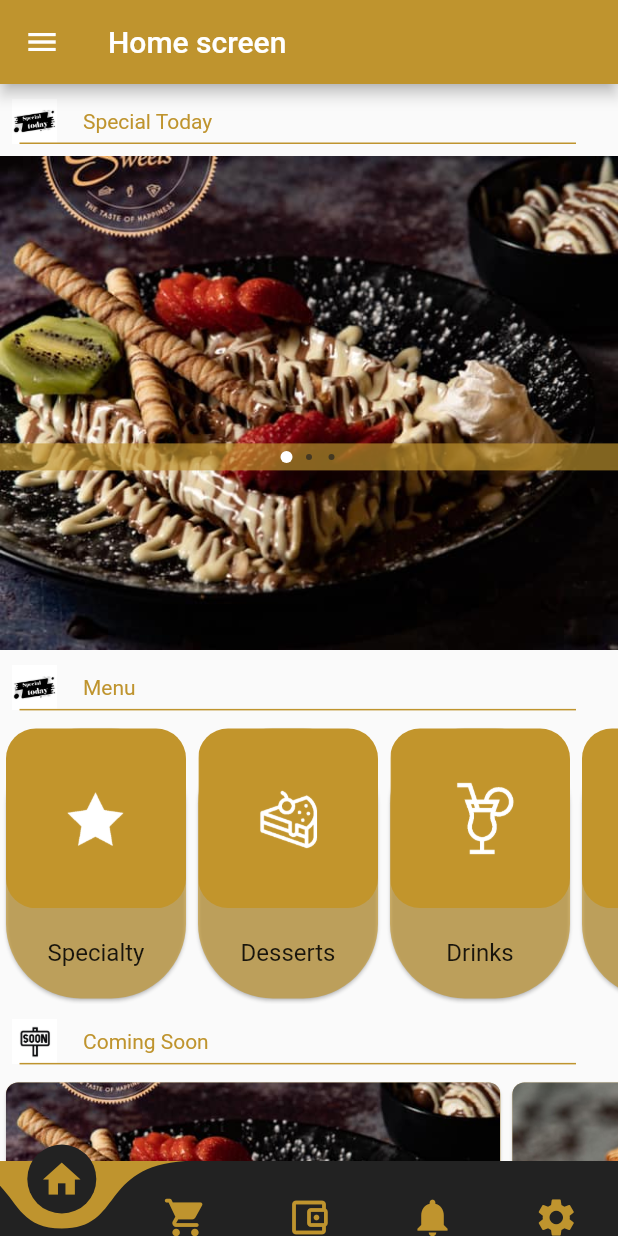
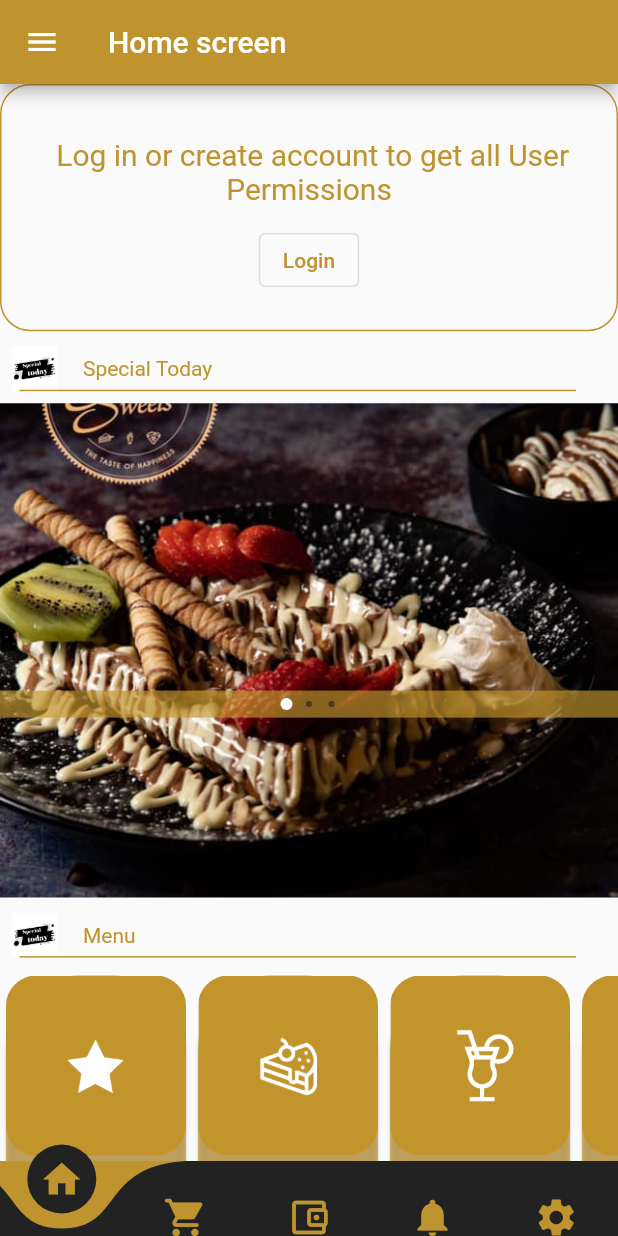
Before and after one commit to ibraheem-musa/Shraim-s-Sweet, a Flutter app: the screen it shows after launch, on a phone screen of 412 x 824 dp. Run offline on Flutter 3.47's test engine with Material 2 defaults, Android fonts, the phone set to English and light mode, and no system bars; drawn by our look-alikes of carousel_pro, curved_navigation_bar; our stand-ins replace carousel_slider, hexcolor, shared_preferences, splashscreen.

Commit message:
ubdate 26/10/2021

```diff
--- a/lib/main.dart
+++ b/lib/main.dart
@@ -1,7 +1,7 @@
-import 'package:first_app_for_test/screen/DrawerScreen/ContactUs.dart';
-import 'package:first_app_for_test/screen/DrawerScreen/Galary.dart';
-import 'package:first_app_for_test/screen/DrawerScreen/PrivacyandPolicy.dart';
-import 'package:first_app_for_test/screen/LoginScreen.dart';
+import 'package:first_app_for_test/provider/MenuCategoryprovider.dart';
+import 'package:first_app_for_test/provider/MenuSubCategoryprovider.dart';
+import 'package:first_app_for_test/screen/MenuCategoryScreen.dart';
+import 'package:first_app_for_test/screen/home_screen.dart';
 import 'package:first_app_for_test/widget/Splash_Screen.dart';
 import 'package:first_app_for_test/provider/drawerprovider.dart';
 import 'package:flutter/material.dart';
@@ -46,7 +46,8 @@ class MyAppState extends State<MyApp> {
   Widget build(BuildContext context) {
     return MultiProvider(providers: [
              ChangeNotifierProvider.value( value: DrawerProvider(),),
-
+             ChangeNotifierProvider.value( value: MenuCategoryProvider(),),
+  ChangeNotifierProvider.value( value: MenuSubCategoryProvider(),),
     ], child:
 
     MaterialApp(
@@ -62,7 +63,6 @@ class MyAppState extends State<MyApp> {
         GlobalMaterialLocalizations.delegate,
 
       ],
-
         localeResolutionCallback: (currentLang , supportLang){
         if(currentLang != null){
           for(Locale local in supportLang){
@@ -79,8 +79,19 @@ class MyAppState extends State<MyApp> {
 
       home:
        Splash(),
+      routes: {
 
+        nameroute.nameRouote_HomeScreen :(ctx)=> HomeScreen(),
+                nameroute.nameRouote_MenuCategoryForsupCategory :(ctx)=> MenuCategoryForsupCategory(),
+
+
+      },
 
       ));
   }
 }
+class nameroute{
+ static const nameRouote_HomeScreen ='/HomeScreen';
+ static const nameRouote_MenuCategoryForsupCategory ='/MenuCategoryForsupCategory';
+
+}
--- /dev/null
+++ b/lib/model/MenuCategory.dart
@@ -0,0 +1,10 @@
+
+class MenuCategory {
+
+String name;
+String image;
+String logoImage;
+int id;
+MenuCategory({this.name,this.id,this.image,this.logoImage});
+
+}
--- /dev/null
+++ b/lib/model/MenuSubCategory.dart
@@ -0,0 +1,10 @@
+class MenuSubCategory {
+int id;
+int idCategory;
+String image;
+String name;
+int price;
+
+MenuSubCategory({this.id,this.idCategory,this.image,this.name,this.price});
+
+}
--- /dev/null
+++ b/lib/provider/MenuCategoryprovider.dart
@@ -0,0 +1,17 @@
+import 'package:first_app_for_test/model/MenuCategory.dart';
+import 'package:flutter/cupertino.dart';
+
+
+
+class MenuCategoryProvider with ChangeNotifier{
+List<MenuCategory> drawerscreentitle=[
+MenuCategory(id: 1,image: 'lib/assets/HomescreenIcon/speciality_icon.png',name: 'Specialty',logoImage: 'lib/assets/HomescreenIcon/icon-01.jpg'),
+MenuCategory(id: 2,image: 'lib/assets/HomescreenIcon/desert_icon.png',name: 'Desserts', logoImage: 'lib/assets/HomescreenIcon/icon-02.jpg'    ),
+MenuCategory(id: 3,image: 'lib/assets/HomescreenIcon/drink_icon.png',name: 'Drinks',  logoImage: 'lib/assets/HomescreenIcon/icon-03.jpg'      ),
+MenuCategory(id: 4,image: 'lib/assets/HomescreenIcon/snacks_icon.png',name: 'Snacks',  logoImage: 'lib/assets/HomescreenIcon/icon-04.jpg'     ),
+MenuCategory(id: 5,image: 'lib/assets/HomescreenIcon/family_plates_icon.png',name: 'family',logoImage: 'lib/assets/HomescreenIcon/icon-05.jpg'),
+
+
+];
+
+}
--- /dev/null
+++ b/lib/provider/MenuSubCategoryprovider.dart
@@ -0,0 +1,16 @@
+import 'package:first_app_for_test/model/MenuSubCategory.dart';
+import 'package:flutter/cupertino.dart';
+
+
+
+class MenuSubCategoryProvider with ChangeNotifier{
+List<MenuSubCategory> drawerscreentitle=[
+
+MenuSubCategory(idCategory:1 , id: 1,image: 'lib/assets/Subcatogry/Crepe & Roll.png',name: 'Crepe & Roll',price:25),
+MenuSubCategory(idCategory:2 , id: 2,image: 'lib/assets/Subcatogry/Ice Cream.png',name: 'ice creem',price:25),
+MenuSubCategory(idCategory:3 , id: 3,image: "lib/assets/Subcatogry/Shraim's Milkshake.png",name: "Shraim's Milkshake",price:25),
+MenuSubCategory(idCategory:4 , id: 4,image: "lib/assets/Subcatogry/Shraim's Milkshake.png",name: "Shraim's Milkshake",price:25),
+MenuSubCategory(idCategory:5, id: 5,image: "lib/assets/Subcatogry/Shraim's Milkshake.png",name:"Shraim's Milkshake",price:25),
+];
+
+}
--- a/lib/screen/BottomNavigationBar/HomeScreenbody.dart
+++ b/lib/screen/BottomNavigationBar/HomeScreenbody.dart
@@ -1,4 +1,5 @@
 import 'package:first_app_for_test/applocal.dart';
+import 'package:first_app_for_test/screen/LoginScreen.dart';
 import 'package:first_app_for_test/widget/Hombodywidget/ComingSoonwidget.dart';
 import 'package:first_app_for_test/widget/Hombodywidget/Galary.dart';
 import 'package:first_app_for_test/widget/Hombodywidget/HappyCustomers.dart';
@@ -6,7 +7,6 @@ import 'package:first_app_for_test/widget/Hombodywidget/Menuwidget.dart';
 import 'package:first_app_for_test/widget/Hombodywidget/PadingTextForHomScreen.dart';
 import 'package:first_app_for_test/widget/Hombodywidget/SpecialtodayWidget.dart';
 import 'package:flutter/material.dart';
-import 'package:carousel_pro/carousel_pro.dart';
 
 class HomeScreenBody extends StatefulWidget {
   const HomeScreenBody({key}) : super(key: key);
@@ -16,12 +16,70 @@ class HomeScreenBody extends StatefulWidget {
 }
 
 class _HomeScreenBodyState extends State<HomeScreenBody> {
+
+  bool islogin = false;
+  bool islogindone ;
+ //islogindone = ModalRoute.of(context).settings.arguments as bool;
+
+
+
   @override
   Widget build(BuildContext context) {
+
     return Container(
       height: double.maxFinite,
       child: ListView(
         children: <Widget>[
+          islogin
+              ? SizedBox(height: 0,)
+              : Container(
+                  decoration: BoxDecoration(
+                    border: Border.all(color: Color(0xffbf942e)),
+                    borderRadius: BorderRadius.all(Radius.circular(20)),
+                  ),
+                  height: MediaQuery.of(context).size.height / 5,
+                  child: Column(
+                    mainAxisAlignment: MainAxisAlignment.center,
+                    children: [
+                      Center(
+                        child: Row(
+                          mainAxisAlignment: MainAxisAlignment.center,
+                          children: [
+                            // Padding(
+                            //   padding: const EdgeInsets.all(12.0),
+                            //   child: Center(child: Icon(Icons.person,size: 40,)),
+                            // ),
+                            Expanded(
+                              child: Wrap(
+                                children: [
+                                  Padding(
+                                    padding: const EdgeInsets.all(12.0),
+                                    child: Text(
+                                        " Log in or create account to get all User Permissions ",
+                                        textAlign: TextAlign.center,
+                                        style: TextStyle(
+
+                                            fontSize: 20, color: Color(0xffbf942e))),
+                                  ),
+                                ],
+                              ),
+                            ),
+                          ],
+                        ),
+                      ),
+                      OutlinedButton(
+                          style: OutlinedButton.styleFrom(),
+                          onPressed: () {
+                             Navigator.push(
+          context,
+          MaterialPageRoute(builder: (context) => LoginScreen()));
+                          },
+                          child: Text("Login",
+                              style: TextStyle(color: Color(0xffbf942e))))
+                    ],
+                  ),
+                ),
+
           //---------1 Spicial Today--------------
           TextForTitle(
             image: 'lib/assets/HomescreenIcon/Special today-01.jpg',
@@ -42,15 +100,13 @@ class _HomeScreenBodyState extends State<HomeScreenBody> {
             text: AppLocalizations.of(context).translate('Coming Soon'),
           ),
 
-
           ComingSoon(),
 
           //----------------Gallery---------------------------------
           TextForTitle(
             image: 'lib/assets/HomescreenIcon/Gallery-02.jpg',
-            text:AppLocalizations.of(context).translate('Gallery') ,
+            text: AppLocalizations.of(context).translate('Gallery'),
           ),
-
 
           Galary(),
           //------------------Happy Customers-------------------------------
--- a/lib/widget/Hombodywidget/Menuwidget.dart
+++ b/lib/widget/Hombodywidget/Menuwidget.dart
@@ -1,40 +1,52 @@
 import 'package:first_app_for_test/applocal.dart';
+import 'package:first_app_for_test/main.dart';
+import 'package:first_app_for_test/provider/MenuCategoryprovider.dart';
+import 'package:first_app_for_test/screen/MenuCategoryScreen.dart';
 import 'package:flutter/material.dart';
+import 'package:provider/provider.dart';
 
 class MenuWidget extends StatefulWidget {
-  const MenuWidget({ key }) : super(key: key);
+  const MenuWidget({key}) : super(key: key);
 
   @override
   _MenuWidgetState createState() => _MenuWidgetState();
 }
 
 class _MenuWidgetState extends State<MenuWidget> {
-
   @override
   Widget build(BuildContext context) {
-    return   SingleChildScrollView(
+    MenuCategoryProvider drawerProvider =
+        Provider.of<MenuCategoryProvider>(context, listen: false);
+
+    return Container(
+      height: 190,
+      child: ListView.builder(
+          itemCount: drawerProvider.drawerscreentitle.length,
           scrollDirection: Axis.horizontal,
+          itemBuilder: (_, i) {
+            return GestureDetector(
 
-              child: Row(
-                        children: <Widget>[
+                onTap: () {
+                 Navigator.pushNamed(context,nameroute.nameRouote_MenuCategoryForsupCategory,
+         arguments: drawerProvider.drawerscreentitle[i].id
+         );
+                },
 
+                child: CardFormenu(
+                  image: drawerProvider.drawerscreentitle[i].image,
+                  text: drawerProvider.drawerscreentitle[i].name,
+                ));
+          }),
+    )
 
-                              CardFormenu(image: 'lib/assets/HomescreenIcon/speciality_icon.png',text: 'Specialty',),
-                          CardFormenu(image: 'lib/assets/HomescreenIcon/desert_icon.png',text: 'Desserts',),
-                          CardFormenu(image: 'lib/assets/HomescreenIcon/drink_icon.png',text: 'Drinks',),
-                          CardFormenu(image: 'lib/assets/HomescreenIcon/snacks_icon.png',text: 'Snacks',),
-                          CardFormenu(image: 'lib/assets/HomescreenIcon/family_plates_icon.png',text: 'family',),
-                        ],
-              ),
-            );
-
+        ;
   }
 }
 
 class CardFormenu extends StatelessWidget {
   String image;
   String text;
-  CardFormenu({this.image,this.text});
+  CardFormenu({this.image, this.text});
 
   @override
   Widget build(BuildContext context) {
@@ -43,14 +55,29 @@ class CardFormenu extends StatelessWidget {
         borderRadius: BorderRadius.circular(50.0),
       ),
       color: Color(0xAABF942E),
-   child: Container(height:180 ,width:120,child: Column(
+      child: Container(
+        height: 180,
+        width: 120,
+        child: Column(
           children: [
-                              ClipRRect(borderRadius :BorderRadius.circular(20) ,child: Image.asset(image,fit: BoxFit.contain,)),
-                               SizedBox(height:20,),
+            ClipRRect(
+                borderRadius: BorderRadius.circular(20),
+                child: Image.asset(
+                  image,
+                  fit: BoxFit.contain,
+                )),
+            SizedBox(
+              height: 20,
+            ),
             Text(
-                                 AppLocalizations.of(context).translate(text)
-                              ,style: TextStyle(fontSize: 16,),)
+              AppLocalizations.of(context).translate(text),
+              style: TextStyle(
+                fontSize: 16,
+              ),
+            )
           ],
-                          ),),);
+        ),
+      ),
+    );
   }
 }
--- a/pubspec.yaml
+++ b/pubspec.yaml
@@ -76,6 +76,9 @@ flutter:
    - lib/assets/HomescreenIcon/w.jpg
    - lib/assets/HomescreenIcon/L.jpg
    - lib/assets/HomescreenIcon/D.jpg
+   - lib/assets/Subcatogry/Crepe & Roll.png
+   - lib/assets/Subcatogry/Ice Cream.png
+   - lib/assets/Subcatogry/Shraim's Milkshake.png
    - lang/en.json
    - lang/fr.json
 
```
Also changed, not shown: lib/screen/LoginScreen.dart (+8 -5 lines), lib/screen/MenuCategoryScreen.dart (added, +159 -0 lines), lib/assets/Subcatogry/Crepe & Roll.png (added), lib/assets/Subcatogry/Ice Cream.png (added), lib/assets/Subcatogry/Shraim's Milkshake.png (added). Lines whose indentation alone changed are shown as unchanged.
